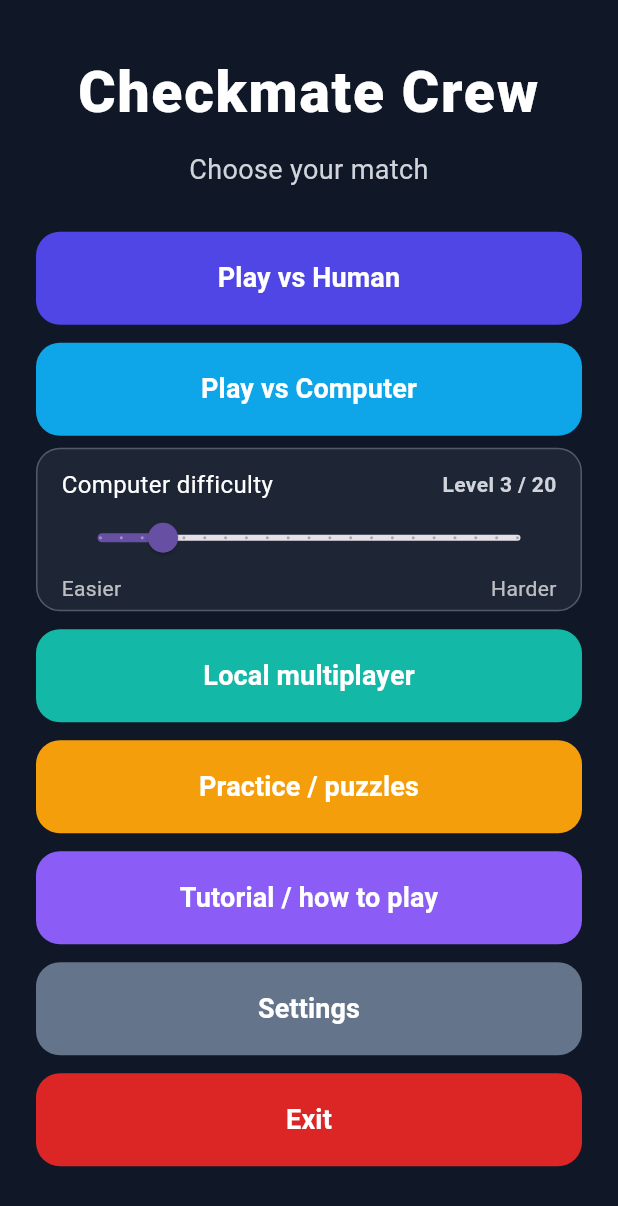
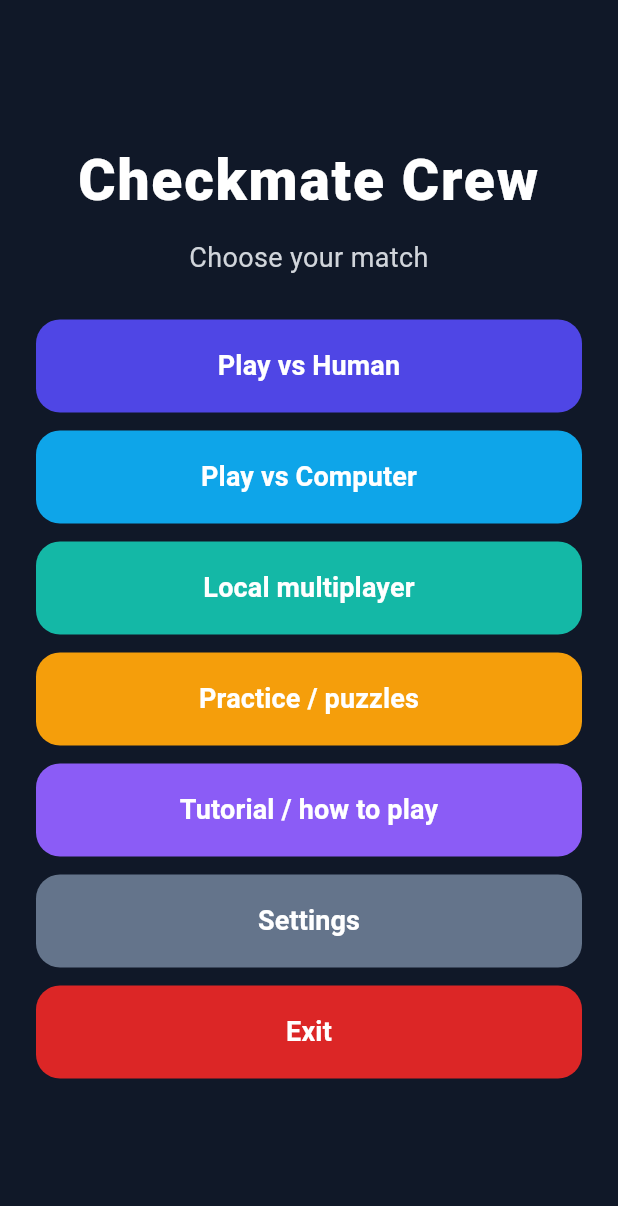
Before and after one commit to rayjul/checkmate_crew, a Flutter app: the screen it shows after launch, on a phone screen of 412 x 824 dp. Shown: the top 1206 px of the screen. Run offline on Flutter 3.47's test engine with Material 3 defaults, Android fonts, the phone set to English and light mode, and no system bars; missing offline and left inert: chess, dart:js_interop, simple_chess_board.

Commit message:
Move computer difficulty slider above board

```diff
--- a/lib/game/stockfish_opponent_fallback.dart
+++ b/lib/game/stockfish_opponent_fallback.dart
@@ -4,7 +4,11 @@ import 'package:chess/chess.dart' as chesslib;
 class StockfishBackend {
   Future<void> start({int skillLevel = 3}) async {}
 
-  Future<String> bestMove(String fen, {int thinkMs = 500}) async {
+  Future<String> bestMove(
+    String fen, {
+    int thinkMs = 500,
+    int skillLevel = 3,
+  }) async {
     await Future<void>.delayed(Duration(milliseconds: thinkMs));
     final moves = chesslib.Chess.fromFEN(fen).moves({'verbose': true})
       ..shuffle();
--- a/lib/screens/main_menu_screen.dart
+++ b/lib/screens/main_menu_screen.dart
@@ -4,15 +4,8 @@ import 'package:flutter/services.dart';
 
 import 'game_screen.dart';
 
-class MainMenuScreen extends StatefulWidget {
+class MainMenuScreen extends StatelessWidget {
   const MainMenuScreen({super.key});
-
-  @override
-  State<MainMenuScreen> createState() => _MainMenuScreenState();
-}
-
-class _MainMenuScreenState extends State<MainMenuScreen> {
-  int _skillLevel = 3;
 
   void _playMenuSound() {
     if (!kIsWeb) {
@@ -39,10 +32,8 @@ class _MainMenuScreenState extends State<MainMenuScreen> {
       _MenuOptionData(
         title: 'Play vs Computer',
         backgroundColor: const Color(0xFF0EA5E9),
-        onPressed: (ctx) => _openScreen(
-          ctx,
-          GameScreen(vsComputer: true, skillLevel: _skillLevel),
-        ),
+        onPressed: (ctx) =>
+            _openScreen(ctx, const GameScreen(vsComputer: true)),
       ),
       _MenuOptionData(
         title: 'Local multiplayer',
@@ -111,13 +102,9 @@ class _MainMenuScreenState extends State<MainMenuScreen> {
                     ),
                     const SizedBox(height: 28),
                     ...menuOptions.map((option) {
-                      final isComputerOption =
-                          option.title == 'Play vs Computer';
                       return Padding(
                         padding: const EdgeInsets.only(bottom: 12),
-                        child: Column(
-                          children: [
-                            SizedBox(
+                        child: SizedBox(
                           width: double.infinity,
                           child: ElevatedButton(
                             onPressed: () {
@@ -127,9 +114,7 @@ class _MainMenuScreenState extends State<MainMenuScreen> {
                             style: ElevatedButton.styleFrom(
                               backgroundColor: option.backgroundColor,
                               foregroundColor: Colors.white,
-                                  padding: const EdgeInsets.symmetric(
-                                    vertical: 18,
-                                  ),
+                              padding: const EdgeInsets.symmetric(vertical: 18),
                               shape: RoundedRectangleBorder(
                                 borderRadius: BorderRadius.circular(16),
                               ),
@@ -145,9 +130,6 @@ class _MainMenuScreenState extends State<MainMenuScreen> {
                             ),
                           ),
                         ),
-                            if (isComputerOption) _buildDifficultySlider(),
-                          ],
-                        ),
                       );
                     }),
                   ],
@@ -156,57 +138,6 @@ class _MainMenuScreenState extends State<MainMenuScreen> {
             ),
           ),
         ),
-      ),
-    );
-  }
-
-  Widget _buildDifficultySlider() {
-    return Container(
-      margin: const EdgeInsets.only(top: 8),
-      padding: const EdgeInsets.fromLTRB(16, 12, 16, 4),
-      decoration: BoxDecoration(
-        color: const Color(0x0FFFFFFF),
-        borderRadius: BorderRadius.circular(16),
-        border: Border.all(color: Colors.white24),
-      ),
-      child: Column(
-        children: [
-          Row(
-            mainAxisAlignment: MainAxisAlignment.spaceBetween,
-            children: [
-              const Text(
-                'Computer difficulty',
-                style: TextStyle(color: Colors.white, fontSize: 16),
-              ),
-              Text(
-                'Level $_skillLevel / 20',
-                style: const TextStyle(
-                  color: Color(0xFFD1D5DB),
-                  fontWeight: FontWeight.w600,
-                ),
-              ),
-            ],
-          ),
-          Slider(
-            value: _skillLevel.toDouble(),
-            min: 0,
-            max: 20,
-            divisions: 20,
-            label: '$_skillLevel',
-            semanticFormatterCallback: (value) =>
-                'Stockfish level ${value.round()} of 20',
-            onChanged: (value) {
-              setState(() => _skillLevel = value.round());
-            },
-          ),
-          const Row(
-            mainAxisAlignment: MainAxisAlignment.spaceBetween,
-            children: [
-              Text('Easier', style: TextStyle(color: Colors.white70)),
-              Text('Harder', style: TextStyle(color: Colors.white70)),
-            ],
-          ),
-        ],
       ),
     );
   }
```
Also changed, not shown: lib/game/game_controller.dart (+16 -5 lines), lib/game/stockfish_opponent.dart (+7 -3 lines), lib/game/stockfish_opponent_web.dart (+13 -3 lines), lib/screens/game_screen.dart (+53 -0 lines), 1 other file. Lines whose indentation alone changed are shown as unchanged.
